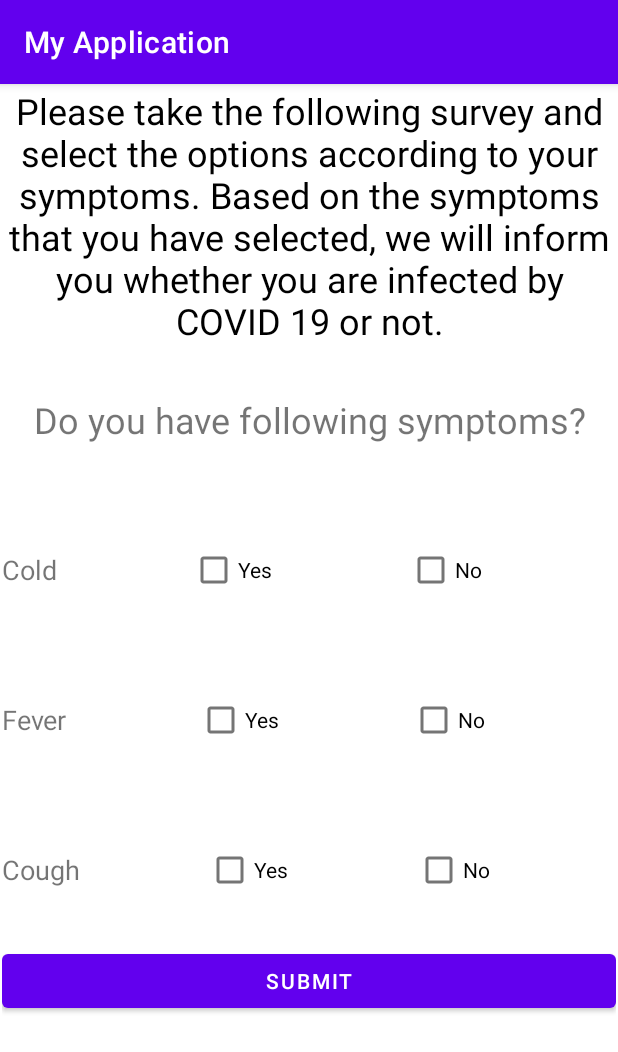
After one commit to premkamalosipalli/MyApplication, an Android app: the TakeSurvey screen opened directly, with no data from a screen before it, on a phone screen of 412 x 824 dp. The commit adds this screen. Shown: the top 1052 px of the screen. Run offline under Robolectric (Android 15) with nearby library versions, the light colour scheme and no system bars.

Commit message:
Created survey UI

```diff
--- a/app/src/main/AndroidManifest.xml
+++ b/app/src/main/AndroidManifest.xml
@@ -9,6 +9,13 @@
         android:roundIcon="@mipmap/ic_launcher_round"
         android:supportsRtl="true"
         android:theme="@style/Theme.MyApplication">
+        <activity android:name=".TakeSurvey">
+            <intent-filter>
+                <action android:name="android.intent.action.MAIN" />
+
+                <category android:name="android.intent.category.LAUNCHER" />
+            </intent-filter>
+        </activity>
         <activity android:name=".MainActivity">
             <intent-filter>
                 <action android:name="android.intent.action.MAIN" />
--- a/app/src/main/java/com/example/myapplication/SignUp.kt
+++ b/app/src/main/java/com/example/myapplication/SignUp.kt
@@ -8,14 +8,12 @@ import android.widget.EditText
 import android.widget.Toast
 import androidx.appcompat.app.AppCompatActivity
 import com.google.firebase.auth.FirebaseAuth
-import com.google.firebase.database.*
+
 
 
 class SignUp : AppCompatActivity() {
 
     private var mFirebaseAuthAuth: FirebaseAuth? = null
-    private lateinit var fireBaseDataBase: FirebaseDatabase
-    private lateinit var reference: DatabaseReference
     private lateinit var firstName:EditText
     private lateinit var lastName:EditText
     private lateinit var mobileNumber:EditText
--- /dev/null
+++ b/app/src/main/java/com/example/myapplication/TakeSurvey.kt
@@ -0,0 +1,11 @@
+package com.example.myapplication
+
+import androidx.appcompat.app.AppCompatActivity
+import android.os.Bundle
+
+class TakeSurvey : AppCompatActivity() {
+    override fun onCreate(savedInstanceState: Bundle?) {
+        super.onCreate(savedInstanceState)
+        setContentView(R.layout.activity_take_survey)
+    }
+}
--- /dev/null
+++ b/app/src/main/res/layout/activity_take_survey.xml
@@ -0,0 +1,144 @@
+<?xml version="1.0" encoding="utf-8"?>
+<androidx.constraintlayout.widget.ConstraintLayout xmlns:android="http://schemas.android.com/apk/res/android"
+    xmlns:app="http://schemas.android.com/apk/res-auto"
+    xmlns:tools="http://schemas.android.com/tools"
+    android:layout_width="match_parent"
+    android:layout_height="match_parent"
+    tools:context=".TakeSurvey">
+
+    <LinearLayout
+        android:id="@+id/linearLayout2"
+        android:layout_width="0dp"
+        android:layout_height="0dp"
+        android:layout_marginStart="1dp"
+        android:layout_marginLeft="1dp"
+        android:layout_marginTop="1dp"
+        android:layout_marginEnd="1dp"
+        android:layout_marginRight="1dp"
+        android:layout_marginBottom="1dp"
+        android:orientation="vertical"
+        app:layout_constraintBottom_toBottomOf="parent"
+        app:layout_constraintEnd_toEndOf="parent"
+        app:layout_constraintStart_toStartOf="parent"
+        app:layout_constraintTop_toTopOf="parent">
+
+        <TextView
+            android:id="@+id/description"
+            android:layout_width="wrap_content"
+            android:layout_height="wrap_content"
+            android:gravity="center"
+            android:text="@string/please_take_the_following_survey_and_select_the_options_according_to_your_symptoms_based_on_the_symptoms_that_you_have_selected_we_will_inform_you_whether_you_are_infected_by_covid_19_or_not"
+            android:textColor="@color/black"
+            android:textSize="24sp" />
+
+        <TextView
+            android:id="@+id/symptoms"
+            android:layout_width="match_parent"
+            android:layout_height="100sp"
+            android:gravity="center"
+            android:text="@string/do_you_have_following_symptoms"
+            android:textSize="24sp" />
+
+        <LinearLayout
+            android:layout_width="match_parent"
+            android:layout_height="100sp"
+            android:gravity="center"
+            android:orientation="horizontal">
+
+            <TextView
+                android:id="@+id/cold"
+                android:layout_width="wrap_content"
+                android:layout_height="wrap_content"
+                android:layout_weight="1"
+                android:text="@string/cold"
+                android:textSize="18sp" />
+
+            <CheckBox
+                android:id="@+id/coldYes"
+                android:layout_width="wrap_content"
+                android:layout_height="wrap_content"
+                android:layout_weight="1"
+                android:text="@string/yes" />
+
+            <CheckBox
+                android:id="@+id/coldNo"
+                android:layout_width="wrap_content"
+                android:layout_height="wrap_content"
+                android:layout_weight="1"
+                android:text="@string/no" />
+        </LinearLayout>
+
+        <LinearLayout
+            android:layout_width="match_parent"
+            android:layout_height="100sp"
+            android:gravity="center"
+            android:orientation="horizontal">
+
+            <TextView
+                android:id="@+id/fever"
+                android:layout_width="wrap_content"
+                android:layout_height="wrap_content"
+                android:layout_weight="1"
+                android:text="@string/fever"
+                android:textSize="18sp" />
+
+            <CheckBox
+                android:id="@+id/feverYes"
+                android:layout_width="wrap_content"
+                android:layout_height="wrap_content"
+                android:layout_weight="1"
+                android:text="@string/yes" />
+
+            <CheckBox
+                android:id="@+id/feverNo"
+                android:layout_width="wrap_content"
+                android:layout_height="wrap_content"
+                android:layout_weight="1"
+                android:text="@string/no" />
+        </LinearLayout>
+
+        <LinearLayout
+            android:layout_width="match_parent"
+            android:layout_height="100sp"
+            android:gravity="center"
+            android:orientation="horizontal">
+
+            <TextView
+                android:id="@+id/cough"
+                android:layout_width="wrap_content"
+                android:layout_height="wrap_content"
+                android:layout_weight="1"
+                android:text="@string/cough"
+                android:textSize="18sp" />
+
+            <CheckBox
+                android:id="@+id/coughYes"
+                android:layout_width="wrap_content"
+                android:layout_height="wrap_content"
+                android:layout_weight="1"
+                android:text="@string/yes" />
+
+            <CheckBox
+                android:id="@+id/coughNo"
+                android:layout_width="wrap_content"
+                android:layout_height="wrap_content"
+                android:layout_weight="1"
+                android:text="@string/no" />
+        </LinearLayout>
+
+        <LinearLayout
+            android:layout_width="match_parent"
+            android:layout_height="match_parent"
+            android:orientation="vertical">
+
+            <Button
+                android:id="@+id/submit"
+                android:layout_width="match_parent"
+                android:layout_height="wrap_content"
+                android:text="@string/submit" />
+        </LinearLayout>
+
+    </LinearLayout>
+
+
+</androidx.constraintlayout.widget.ConstraintLayout>
--- a/app/src/main/res/values/strings.xml
+++ b/app/src/main/res/values/strings.xml
@@ -30,4 +30,15 @@
     <string name="name">Name</string>
     <string name="first_name">First Name</string>
     <string name="have_an_account">Have An Account ?</string>
+    <string name="cold">Cold</string>
+    <string name="fever">Fever</string>
+    <string name="cough">Cough</string>
+    <string name="body_pains">Body Pains</string>
+    <string name="yes">Yes</string>
+    <string name="no">No</string>
+    <string name="do_you_have_any_following_symptoms">Do you have any following symptoms</string>
+    <string name="do_you_have_following_symptoms">Do you have following symptoms?</string>
+
+    <string name="submit">SUBMIT</string>
+    <string name="please_take_the_following_survey_and_select_the_options_according_to_your_symptoms_based_on_the_symptoms_that_you_have_selected_we_will_inform_you_whether_you_are_infected_by_covid_19_or_not">Please take the following survey and select the options according to your symptoms. Based on the symptoms that you have selected, we will inform you whether you are infected by COVID 19 or not.</string>
 </resources>
```
Also changed, not shown: gradle/wrapper/gradle-wrapper.properties.
